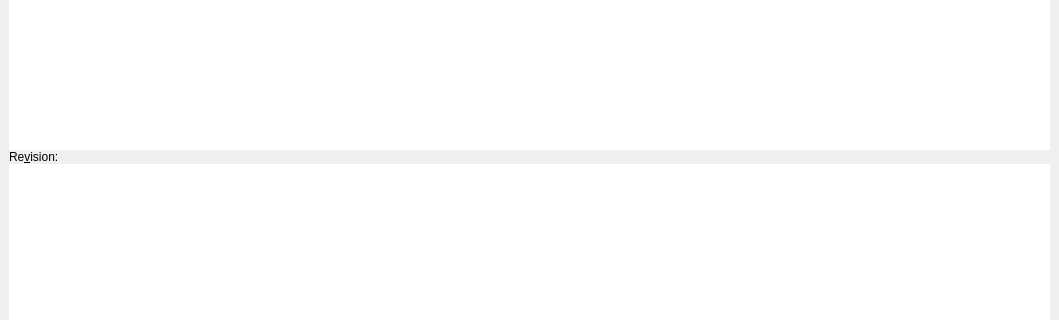
The window that negar_gui/mwin.ui (javadr/negar-gui) describes before a commit, drawn with Qt 5; both pictures show x 0 to 1059 and y 248 to 568 of the 1059 by 790 pixel window.
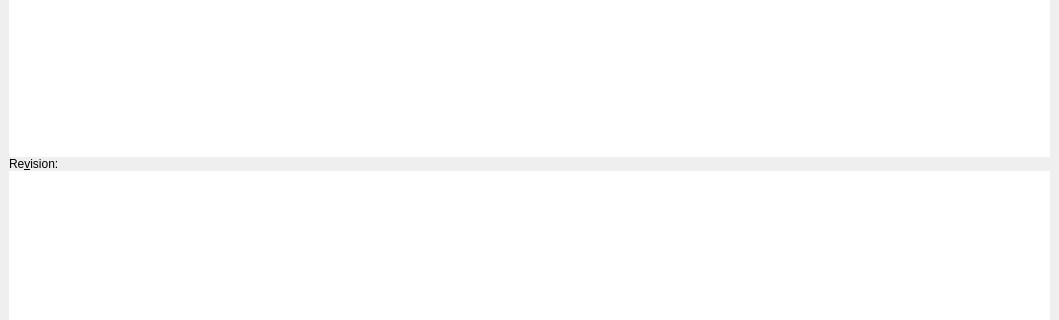
The same window after the commit. Icons and pictures are not drawn.

The edit to the form file:
```diff
--- a/negar_gui/mwin.ui
+++ b/negar_gui/mwin.ui
@@ -394,6 +394,12 @@
           </property>
           <item row="0" column="0">
            <layout class="QGridLayout" name="gridLayout">
+            <item row="4" column="0">
+             <widget class="QTextEdit" name="output_editor"/>
+            </item>
+            <item row="2" column="0">
+             <widget class="QTextEdit" name="input_editor"/>
+            </item>
             <item row="0" column="0">
              <layout class="QGridLayout" name="input_layout">
               <item row="0" column="0">
@@ -406,12 +412,9 @@
                 </property>
                </widget>
               </item>
-              <item row="1" column="0">
-               <widget class="QTextEdit" name="input_editor"/>
-              </item>
              </layout>
             </item>
-            <item row="1" column="0">
+            <item row="3" column="0">
              <widget class="QLabel" name="output_editor_label">
               <property name="text">
                <string>Re&amp;vision:</string>
@@ -421,9 +424,6 @@
               </property>
              </widget>
             </item>
-            <item row="2" column="0">
-             <widget class="QTextEdit" name="output_editor"/>
-            </item>
            </layout>
           </item>
          </layout>
```
Left out of the diff: 40 changed lines with no effect on the pictures.
